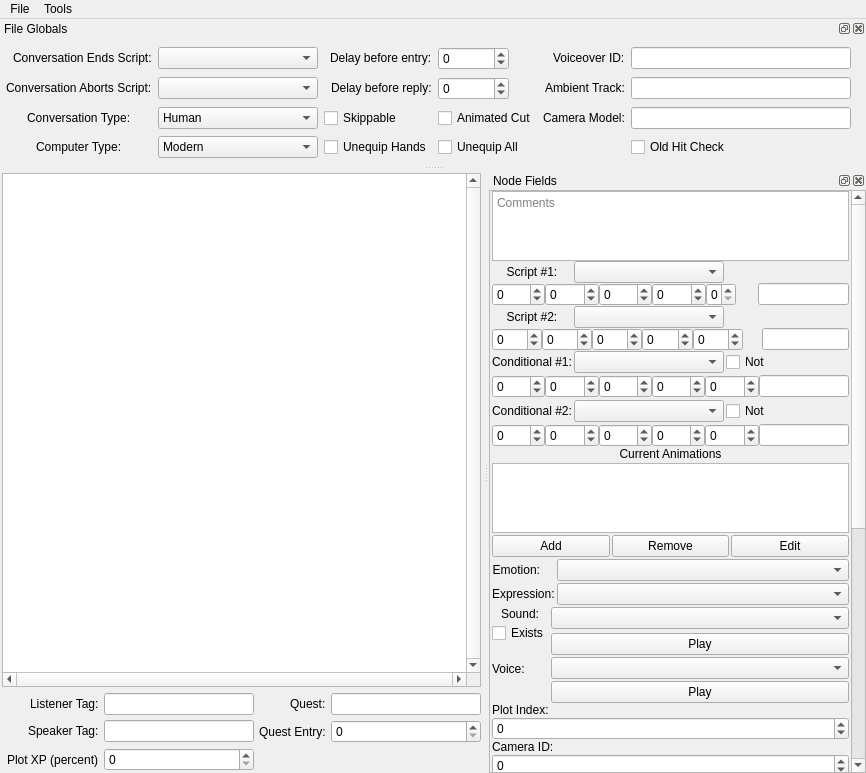
First picture: the form in Tools/HolocronToolset/src/ui/editors/dlg.ui, repository NickHugi/PyKotor, before the edit.
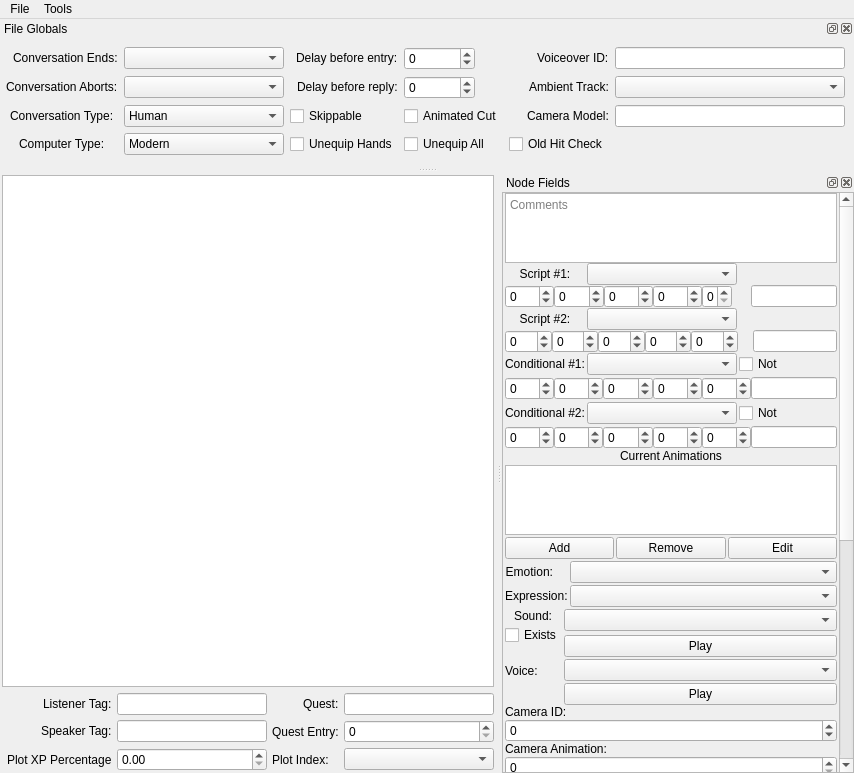
Second picture: the form after the edit. Custom widgets are drawn as their Qt base class.

The edit to the form file:
```diff
--- a/Tools/HolocronToolset/src/ui/editors/dlg.ui
+++ b/Tools/HolocronToolset/src/ui/editors/dlg.ui
@@ -6,7 +6,7 @@
    <rect>
     <x>0</x>
     <y>0</y>
-    <width>866</width>
+    <width>854</width>
     <height>773</height>
    </rect>
   </property>
@@ -52,21 +52,9 @@
         <property name="contextMenuPolicy">
          <enum>Qt::CustomContextMenu</enum>
         </property>
-        <property name="verticalScrollBarPolicy">
-         <enum>Qt::ScrollBarAlwaysOn</enum>
-        </property>
-        <property name="horizontalScrollBarPolicy">
-         <enum>Qt::ScrollBarAlwaysOn</enum>
-        </property>
         <property name="editTriggers">
          <set>QAbstractItemView::NoEditTriggers</set>
         </property>
-        <property name="wordWrap">
-         <bool>true</bool>
-        </property>
-        <attribute name="headerVisible">
-         <bool>false</bool>
-        </attribute>
        </widget>
       </item>
      </layout>
@@ -111,7 +99,7 @@
        </widget>
       </item>
       <item row="2" column="1">
-       <widget class="GFFFieldSpinBox" name="plotXpSpin">
+       <widget class="QDoubleSpinBox" name="plotXpSpin">
         <property name="sizePolicy">
          <sizepolicy hsizetype="Minimum" vsizetype="Fixed">
           <horstretch>0</horstretch>
@@ -223,7 +211,7 @@
       <item row="2" column="0" alignment="Qt::AlignRight">
        <widget class="QLabel" name="plotXpPercentLabel">
         <property name="text">
-         <string>Plot XP (percent)</string>
+         <string>Plot XP Percentage</string>
         </property>
        </widget>
       </item>
@@ -266,321 +254,20 @@
         </property>
        </spacer>
       </item>
+      <item row="2" column="2">
+       <widget class="QLabel" name="plotIndexLabel">
+        <property name="text">
+         <string>Plot Index:</string>
+        </property>
+       </widget>
+      </item>
+      <item row="2" column="3">
+       <widget class="ComboBox2DA" name="plotIndexCombo"/>
+      </item>
      </layout>
     </item>
    </layout>
   </widget>
-  <widget class="QDockWidget" name="topDockWidget">
-   <property name="minimumSize">
-    <size>
-     <width>82</width>
-     <height>146</height>
-    </size>
-   </property>
-   <property name="windowTitle">
-    <string>File Globals</string>
-   </property>
-   <attribute name="dockWidgetArea">
-    <number>4</number>
-   </attribute>
-   <widget class="QWidget" name="topDockWidgetContents">
-    <property name="sizePolicy">
-     <sizepolicy hsizetype="Preferred" vsizetype="Preferred">
-      <horstretch>0</horstretch>
-      <verstretch>0</verstretch>
-     </sizepolicy>
-    </property>
-    <widget class="QWidget" name="layoutWidget">
-     <property name="geometry">
-      <rect>
-       <x>0</x>
-       <y>8</y>
-       <width>851</width>
-       <height>113</height>
-      </rect>
-     </property>
-     <layout class="QGridLayout" name="topGridLayout">
-      <property name="leftMargin">
-       <number>6</number>
-      </property>
-      <item row="1" column="5">
-       <widget class="QLineEdit" name="ambientTrackEdit"/>
-      </item>
-      <item row="0" column="4" alignment="Qt::AlignRight|Qt::AlignVCenter">
-       <widget class="QLabel" name="voiceOverIDLabel">
-        <property name="sizePolicy">
-         <sizepolicy hsizetype="Fixed" vsizetype="Preferred">
-          <horstretch>0</horstretch>
-          <verstretch>0</verstretch>
-         </sizepolicy>
-        </property>
-        <property name="text">
-         <string>Voiceover ID:</string>
-        </property>
-       </widget>
-      </item>
-      <item row="3" column="0" alignment="Qt::AlignHCenter|Qt::AlignVCenter">
-       <widget class="QLabel" name="computerTypeLabel">
-        <property name="sizePolicy">
-         <sizepolicy hsizetype="Fixed" vsizetype="Preferred">
-          <horstretch>0</horstretch>
-          <verstretch>0</verstretch>
-         </sizepolicy>
-        </property>
-        <property name="text">
-         <string>Computer Type:</string>
-        </property>
-       </widget>
-      </item>
-      <item row="2" column="1">
-       <widget class="QComboBox" name="conversationSelect">
-        <property name="minimumSize">
-         <size>
-          <width>160</width>
-          <height>0</height>
-         </size>
-        </property>
-        <item>
-         <property name="text">
-          <string>Human</string>
-         </property>
-        </item>
-        <item>
-         <property name="text">
-          <string>Computer</string>
-         </property>
-        </item>
-        <item>
-         <property name="text">
-          <string>Type 3</string>
-         </property>
-        </item>
-        <item>
-         <property name="text">
-          <string>Type 4</string>
-         </property>
-        </item>
-        <item>
-         <property name="text">
-          <string>Type 5</string>
-         </property>
-        </item>
-       </widget>
-      </item>
-      <item row="3" column="1">
-       <widget class="QComboBox" name="computerSelect">
-        <property name="minimumSize">
-         <size>
-          <width>160</width>
-          <height>0</height>
-         </size>
-        </property>
-        <item>
-         <property name="text">
-          <string>Modern</string>
-         </property>
-        </item>
-        <item>
-         <property name="text">
-          <string>Ancient</string>
-         </property>
-        </item>
-       </widget>
-      </item>
-      <item row="1" column="1">
-       <widget class="FilterComboBox" name="onAbortEdit">
-        <property name="minimumSize">
-         <size>
-          <width>160</width>
-          <height>0</height>
-         </size>
-        </property>
-       </widget>
-      </item>
-      <item row="0" column="0" alignment="Qt::AlignRight|Qt::AlignVCenter">
-       <widget class="QLabel" name="convoEndsScriptLabel">
-        <property name="sizePolicy">
-         <sizepolicy hsizetype="Fixed" vsizetype="Preferred">
-          <horstretch>0</horstretch>
-          <verstretch>0</verstretch>
-         </sizepolicy>
-        </property>
-        <property name="text">
-         <string>Conversation Ends Script:</string>
-        </property>
-       </widget>
-      </item>
-      <item row="2" column="0" alignment="Qt::AlignHCenter|Qt::AlignVCenter">
-       <widget class="QLabel" name="convoTypeLabel">
-        <property name="sizePolicy">
-         <sizepolicy hsizetype="Fixed" vsizetype="Preferred">
-          <horstretch>0</horstretch>
-          <verstretch>0</verstretch>
-         </sizepolicy>
-        </property>
-        <property name="text">
-         <string>Conversation Type:</string>
-        </property>
-       </widget>
-      </item>
-      <item row="1" column="4" alignment="Qt::AlignRight|Qt::AlignVCenter">
-       <widget class="QLabel" name="ambientTrackLabel">
-        <property name="text">
-         <string>Ambient Track:</string>
-        </property>
-       </widget>
-      </item>
-      <item row="1" column="0" alignment="Qt::AlignVCenter">
-       <widget class="QLabel" name="convoAbortsScriptLabel">
-        <property name="sizePolicy">
-         <sizepolicy hsizetype="Fixed" vsizetype="Fixed">
-          <horstretch>0</horstretch>
-          <verstretch>0</verstretch>
-         </sizepolicy>
-        </property>
-        <property name="text">
-         <string>Conversation Aborts Script:</string>
-        </property>
-       </widget>
-      </item>
-      <item row="0" column="5">
-       <widget class="QLineEdit" name="voIdEdit"/>
-      </item>
-      <item row="0" column="1">
-       <widget class="FilterComboBox" name="onEndEdit">
-        <property name="minimumSize">
-         <size>
-          <width>160</width>
-          <height>0</height>
-         </size>
-        </property>
-        <property name="maximumSize">
-         <size>
-          <width>160</width>
-          <height>16777215</height>
-         </size>
-        </property>
-       </widget>
-      </item>
-      <item row="0" column="2" alignment="Qt::AlignRight|Qt::AlignVCenter">
-       <widget class="QLabel" name="delayEntryLabel">
-        <property name="text">
-         <string>Delay before entry:</string>
-        </property>
-       </widget>
-      </item>
-      <item row="0" column="3">
-       <widget class="GFFFieldSpinBox" name="replyDelaySpin">
-        <property name="sizePolicy">
-         <sizepolicy hsizetype="Fixed" vsizetype="Fixed">
-          <horstretch>0</horstretch>
-          <verstretch>0</verstretch>
-         </sizepolicy>
-        </property>
-        <property name="minimum">
-         <number>-2147483648</number>
-        </property>
-        <property name="maximum">
-         <number>2147483647</number>
-        </property>
-       </widget>
-      </item>
-      <item row="1" column="2" alignment="Qt::AlignRight|Qt::AlignVCenter">
-       <widget class="QLabel" name="delayReplyLabel">
-        <property name="text">
-         <string>Delay before reply:</string>
-        </property>
-       </widget>
-      </item>
-      <item row="1" column="3">
-       <widget class="GFFFieldSpinBox" name="entryDelaySpin">
-        <property name="sizePolicy">
-         <sizepolicy hsizetype="Fixed" vsizetype="Fixed">
-          <horstretch>0</horstretch>
-          <verstretch>0</verstretch>
-         </sizepolicy>
-        </property>
-        <property name="minimum">
-         <number>-2147483648</number>
-        </property>
-        <property name="maximum">
-         <number>2147483647</number>
-        </property>
-       </widget>
-      </item>
-      <item row="2" column="2" alignment="Qt::AlignLeft">
-       <widget class="QCheckBox" name="skippableCheckbox">
-        <property name="sizePolicy">
-         <sizepolicy hsizetype="Fixed" vsizetype="Fixed">
-          <horstretch>0</horstretch>
-          <verstretch>0</verstretch>
-         </sizepolicy>
-        </property>
-        <property name="text">
-         <string>Skippable</string>
-        </property>
-       </widget>
-      </item>
-      <item row="3" column="2" alignment="Qt::AlignLeft">
-       <widget class="QCheckBox" name="unequipHandsCheckbox">
-        <property name="text">
-         <string>Unequip Hands</string>
-        </property>
-       </widget>
-      </item>
-      <item row="3" column="3" alignment="Qt::AlignLeft">
-       <widget class="QCheckBox" name="unequipAllCheckbox">
-        <property name="sizePolicy">
-         <sizepolicy hsizetype="Fixed" vsizetype="Fixed">
-          <horstretch>0</horstretch>
-          <verstretch>0</verstretch>
-         </sizepolicy>
-        </property>
-        <property name="text">
-         <string>Unequip All</string>
-        </property>
-       </widget>
-      </item>
-      <item row="2" column="3" alignment="Qt::AlignLeft">
-       <widget class="QCheckBox" name="animatedCutCheckbox">
-        <property name="sizePolicy">
-         <sizepolicy hsizetype="Fixed" vsizetype="Fixed">
-          <horstretch>0</horstretch>
-          <verstretch>0</verstretch>
-         </sizepolicy>
-        </property>
-        <property name="text">
-         <string>Animated Cut</string>
-        </property>
-       </widget>
-      </item>
-      <item row="2" column="4" alignment="Qt::AlignRight|Qt::AlignVCenter">
-       <widget class="QLabel" name="cameraModelLabel">
-        <property name="sizePolicy">
-         <sizepolicy hsizetype="Fixed" vsizetype="Preferred">
-          <horstretch>0</horstretch>
-          <verstretch>0</verstretch>
-         </sizepolicy>
-        </property>
-        <property name="text">
-         <string>Camera Model:</string>
-        </property>
-       </widget>
-      </item>
-      <item row="2" column="5">
-       <widget class="QLineEdit" name="cameraModelEdit"/>
-      </item>
-      <item row="3" column="5" alignment="Qt::AlignLeft">
-       <widget class="QCheckBox" name="oldHitCheckbox">
-        <property name="text">
-         <string>Old Hit Check</string>
-        </property>
-       </widget>
-      </item>
-     </layout>
-    </widget>
-   </widget>
-  </widget>
   <widget class="QDockWidget" name="rightDockWidget">
    <property name="minimumSize">
     <size>
@@ -609,8 +296,8 @@
       <rect>
        <x>0</x>
        <y>0</y>
-       <width>291</width>
-       <height>1141</height>
+       <width>337</width>
+       <height>1097</height>
       </rect>
      </property>
      <layout class="QVBoxLayout" name="verticalLayout_rightDock">
@@ -660,12 +347,6 @@
           </property>
           <item alignment="Qt::AlignRight|Qt::AlignVCenter">
            <widget class="QLabel" name="script1Label">
-            <property name="sizePolicy">
-             <sizepolicy hsizetype="Fixed" vsizetype="Preferred">
-              <horstretch>0</horstretch>
-              <verstretch>0</verstretch>
-             </sizepolicy>
-            </property>
             <property name="minimumSize">
              <size>
               <width>80</width>
@@ -852,12 +533,6 @@
           </property>
           <item alignment="Qt::AlignRight|Qt::AlignVCenter">
            <widget class="QLabel" name="script2Label">
-            <property name="sizePolicy">
-             <sizepolicy hsizetype="Fixed" vsizetype="Preferred">
-              <horstretch>0</horstretch>
-              <verstretch>0</verstretch>
-             </sizepolicy>
-            </property>
             <property name="minimumSize">
              <size>
               <width>80</width>
@@ -1050,12 +725,6 @@
           </property>
           <item alignment="Qt::AlignVCenter">
            <widget class="QLabel" name="conditional1Label">
-            <property name="sizePolicy">
-             <sizepolicy hsizetype="Fixed" vsizetype="Preferred">
-              <horstretch>0</horstretch>
-              <verstretch>0</verstretch>
-             </sizepolicy>
-            </property>
             <property name="minimumSize">
              <size>
               <width>80</width>
@@ -1241,12 +910,6 @@
           </property>
           <item alignment="Qt::AlignVCenter">
            <widget class="QLabel" name="conditional2Label">
-            <property name="sizePolicy">
-             <sizepolicy hsizetype="Fixed" vsizetype="Preferred">
-              <horstretch>0</horstretch>
-              <verstretch>0</verstretch>
-             </sizepolicy>
-            </property>
             <property name="minimumSize">
              <size>
               <width>80</width>
@@ -1582,25 +1245,7 @@
        </layout>
       </item>
       <item>
-       <layout class="QVBoxLayout" name="verticalLayout_journal">
-        <item>
-         <widget class="QLabel" name="plotIndexLabel">
-          <property name="text">
-           <string>Plot Index:</string>
-          </property>
-         </widget>
-        </item>
-        <item>
-         <widget class="GFFFieldSpinBox" name="plotIndexSpin">
-          <property name="minimum">
-           <number>-2147483648</number>
-          </property>
-          <property name="maximum">
-           <number>2147483647</number>
-          </property>
-         </widget>
-        </item>
-       </layout>
+       <layout class="QVBoxLayout" name="verticalLayout_journal"/>
       </item>
       <item>
        <layout class="QVBoxLayout" name="verticalLayout_camera">
@@ -1832,7 +1477,7 @@
     <rect>
      <x>0</x>
      <y>0</y>
-     <width>866</width>
+     <width>854</width>
      <height>22</height>
     </rect>
    </property>
@@ -1858,6 +1503,308 @@
    <addaction name="menuFile"/>
    <addaction name="menuTools"/>
   </widget>
+  <widget class="QDockWidget" name="topDockWidget">
+   <property name="minimumSize">
+    <size>
+     <width>684</width>
+     <height>148</height>
+    </size>
+   </property>
+   <property name="windowTitle">
+    <string>File Globals</string>
+   </property>
+   <attribute name="dockWidgetArea">
+    <number>4</number>
+   </attribute>
+   <widget class="QWidget" name="topDockWidgetContents">
+    <layout class="QGridLayout" name="topGridLayout">
+     <property name="leftMargin">
+      <number>6</number>
+     </property>
+     <item row="1" column="5">
+      <widget class="FilterComboBox" name="ambientTrackCombo"/>
+     </item>
+     <item row="0" column="4" alignment="Qt::AlignRight|Qt::AlignVCenter">
+      <widget class="QLabel" name="voiceOverIDLabel">
+       <property name="sizePolicy">
+        <sizepolicy hsizetype="Fixed" vsizetype="Preferred">
+         <horstretch>0</horstretch>
+         <verstretch>0</verstretch>
+        </sizepolicy>
+       </property>
+       <property name="text">
+        <string>Voiceover ID:</string>
+       </property>
+      </widget>
+     </item>
+     <item row="3" column="0" alignment="Qt::AlignHCenter|Qt::AlignVCenter">
+      <widget class="QLabel" name="computerTypeLabel">
+       <property name="sizePolicy">
+        <sizepolicy hsizetype="Fixed" vsizetype="Preferred">
+         <horstretch>0</horstretch>
+         <verstretch>0</verstretch>
+        </sizepolicy>
+       </property>
+       <property name="text">
+        <string>Computer Type:</string>
+       </property>
+      </widget>
+     </item>
+     <item row="2" column="1">
+      <widget class="QComboBox" name="conversationSelect">
+       <property name="minimumSize">
+        <size>
+         <width>160</width>
+         <height>0</height>
+        </size>
+       </property>
+       <item>
+        <property name="text">
+         <string>Human</string>
+        </property>
+       </item>
+       <item>
+        <property name="text">
+         <string>Computer</string>
+        </property>
+       </item>
+       <item>
+        <property name="text">
+         <string>Type 3</string>
+        </property>
+       </item>
+       <item>
+        <property name="text">
+         <string>Type 4</string>
+        </property>
+       </item>
+       <item>
+        <property name="text">
+         <string>Type 5</string>
+        </property>
+       </item>
+      </widget>
+     </item>
+     <item row="3" column="1">
+      <widget class="QComboBox" name="computerSelect">
+       <property name="minimumSize">
+        <size>
+         <width>160</width>
+         <height>0</height>
+        </size>
+       </property>
+       <item>
+        <property name="text">
+         <string>Modern</string>
+        </property>
+       </item>
+       <item>
+        <property name="text">
+         <string>Ancient</string>
+        </property>
+       </item>
+      </widget>
+     </item>
+     <item row="1" column="1">
+      <widget class="FilterComboBox" name="onAbortCombo">
+       <property name="minimumSize">
+        <size>
+         <width>160</width>
+         <height>0</height>
+        </size>
+       </property>
+      </widget>
+     </item>
+     <item row="0" column="0" alignment="Qt::AlignRight|Qt::AlignVCenter">
+      <widget class="QLabel" name="convoEndsScriptLabel">
+       <property name="sizePolicy">
+        <sizepolicy hsizetype="Preferred" vsizetype="Preferred">
+         <horstretch>0</horstretch>
+         <verstretch>0</verstretch>
+        </sizepolicy>
+       </property>
+       <property name="text">
+        <string>Conversation Ends:</string>
+       </property>
+      </widget>
+     </item>
+     <item row="2" column="0" alignment="Qt::AlignHCenter|Qt::AlignVCenter">
+      <widget class="QLabel" name="convoTypeLabel">
+       <property name="sizePolicy">
+        <sizepolicy hsizetype="Preferred" vsizetype="Preferred">
+         <horstretch>0</horstretch>
+         <verstretch>0</verstretch>
+        </sizepolicy>
+       </property>
+       <property name="text">
+        <string>Conversation Type:</string>
+       </property>
+      </widget>
+     </item>
+     <item row="1" column="4" alignment="Qt::AlignRight|Qt::AlignVCenter">
+      <widget class="QLabel" name="ambientTrackLabel">
+       <property name="text">
+        <string>Ambient Track:</string>
+       </property>
+      </widget>
+     </item>
+     <item row="1" column="0" alignment="Qt::AlignVCenter">
+      <widget class="QLabel" name="convoAbortsScriptLabel">
+       <property name="sizePolicy">
+        <sizepolicy hsizetype="Preferred" vsizetype="Preferred">
+         <horstretch>0</horstretch>
+         <verstretch>0</verstretch>
+        </sizepolicy>
+       </property>
+       <property name="text">
+        <string>Conversation Aborts:</string>
+       </property>
+      </widget>
+     </item>
+     <item row="0" column="5">
+      <widget class="QLineEdit" name="voIdEdit">
+       <property name="sizePolicy">
+        <sizepolicy hsizetype="Preferred" vsizetype="Fixed">
+         <horstretch>0</horstretch>
+         <verstretch>0</verstretch>
+        </sizepolicy>
+       </property>
+      </widget>
+     </item>
+     <item row="0" column="1">
+      <widget class="FilterComboBox" name="onEndEdit">
+       <property name="minimumSize">
+        <size>
+         <width>160</width>
+         <height>0</height>
+        </size>
+       </property>
+       <property name="maximumSize">
+        <size>
+         <width>160</width>
+         <height>16777215</height>
+        </size>
+       </property>
+      </widget>
+     </item>
+     <item row="0" column="2" alignment="Qt::AlignRight|Qt::AlignVCenter">
+      <widget class="QLabel" name="delayEntryLabel">
+       <property name="text">
+        <string>Delay before entry:</string>
+       </property>
+      </widget>
+     </item>
+     <item row="0" column="3">
+      <widget class="GFFFieldSpinBox" name="replyDelaySpin">
+       <property name="sizePolicy">
+        <sizepolicy hsizetype="Fixed" vsizetype="Fixed">
+         <horstretch>0</horstretch>
+         <verstretch>0</verstretch>
+        </sizepolicy>
+       </property>
+       <property name="minimum">
+        <number>-2147483648</number>
+       </property>
+       <property name="maximum">
+        <number>2147483647</number>
+       </property>
+      </widget>
+     </item>
+     <item row="1" column="2" alignment="Qt::AlignRight|Qt::AlignVCenter">
+      <widget class="QLabel" name="delayReplyLabel">
+       <property name="text">
+        <string>Delay before reply:</string>
+       </property>
+      </widget>
+     </item>
+     <item row="1" column="3">
+      <widget class="GFFFieldSpinBox" name="entryDelaySpin">
+       <property name="sizePolicy">
+        <sizepolicy hsizetype="Fixed" vsizetype="Fixed">
+         <horstretch>0</horstretch>
+         <verstretch>0</verstretch>
+        </sizepolicy>
+       </property>
+       <property name="minimum">
+        <number>-2147483648</number>
+       </property>
+       <property name="maximum">
+        <number>2147483647</number>
+       </property>
+      </widget>
+     </item>
+     <item row="2" column="2" alignment="Qt::AlignLeft">
+      <widget class="QCheckBox" name="skippableCheckbox">
+       <property name="sizePolicy">
+        <sizepolicy hsizetype="Fixed" vsizetype="Fixed">
+         <horstretch>0</horstretch>
+         <verstretch>0</verstretch>
+        </sizepolicy>
+       </property>
+       <property name="text">
+        <string>Skippable</string>
+       </property>
+      </widget>
+     </item>
+     <item row="3" column="2" alignment="Qt::AlignLeft">
+      <widget class="QCheckBox" name="unequipHandsCheckbox">
+       <property name="text">
+        <string>Unequip Hands</string>
+       </property>
+      </widget>
+     </item>
+     <item row="3" column="3" alignment="Qt::AlignLeft">
+      <widget class="QCheckBox" name="unequipAllCheckbox">
+       <property name="sizePolicy">
+        <sizepolicy hsizetype="Fixed" vsizetype="Fixed">
+         <horstretch>0</horstretch>
+         <verstretch>0</verstretch>
+        </sizepolicy>
+       </property>
+       <property name="text">
+        <string>Unequip All</string>
+       </property>
+      </widget>
+     </item>
+     <item row="2" column="3" alignment="Qt::AlignLeft">
+      <widget class="QCheckBox" name="animatedCutCheckbox">
+       <property name="sizePolicy">
+        <sizepolicy hsizetype="Fixed" vsizetype="Fixed">
+         <horstretch>0</horstretch>
+         <verstretch>0</verstretch>
+        </sizepolicy>
+       </property>
+       <property name="text">
+        <string>Animated Cut</string>
+       </property>
+      </widget>
+     </item>
+     <item row="2" column="4" alignment="Qt::AlignRight|Qt::AlignVCenter">
+      <widget class="QLabel" name="cameraModelLabel">
+       <property name="sizePolicy">
+        <sizepolicy hsizetype="Fixed" vsizetype="Preferred">
+         <horstretch>0</horstretch>
+         <verstretch>0</verstretch>
+        </sizepolicy>
+       </property>
+       <property name="text">
+        <string>Camera Model:</string>
+       </property>
+      </widget>
+     </item>
+     <item row="2" column="5">
+      <widget class="QLineEdit" name="cameraModelEdit"/>
+     </item>
+     <item row="3" column="4">
+      <widget class="QCheckBox" name="oldHitCheckbox">
+       <property name="text">
+        <string>Old Hit Check</string>
+       </property>
+      </widget>
+     </item>
+    </layout>
+   </widget>
+  </widget>
   <action name="actionNew">
    <property name="text">
     <string>New</string>
```
Left out of the diff: 4 changed lines with no effect on the pictures.
